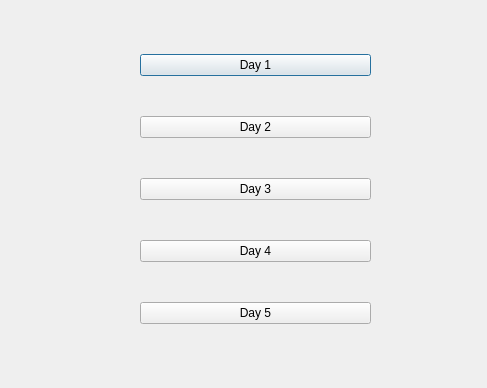
Above: dailysales.ui from shanesuss/CS1C-2016-Bulk-Club before the change. Below: the same form after it.
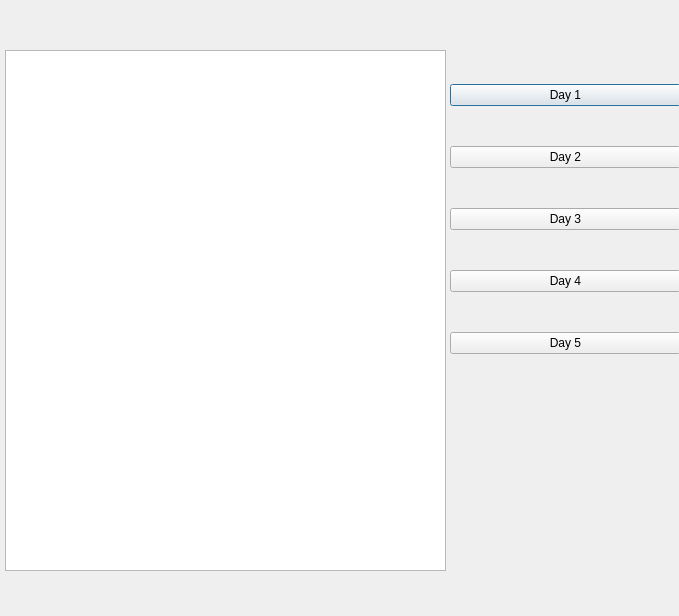
That is the form after the change.

The edit to the form file:
```diff
--- a/dailysales.ui
+++ b/dailysales.ui
@@ -6,18 +6,18 @@
    <rect>
     <x>0</x>
     <y>0</y>
-    <width>487</width>
-    <height>388</height>
+    <width>679</width>
+    <height>616</height>
    </rect>
   </property>
   <property name="windowTitle">
    <string>Dialog</string>
   </property>
-  <widget class="QWidget" name="">
+  <widget class="QWidget" name="layoutWidget">
    <property name="geometry">
     <rect>
-     <x>140</x>
-     <y>20</y>
+     <x>450</x>
+     <y>50</y>
      <width>231</width>
      <height>341</height>
     </rect>
@@ -60,6 +60,16 @@
     </item>
    </layout>
   </widget>
+  <widget class="QTextBrowser" name="textBrowser">
+   <property name="geometry">
+    <rect>
+     <x>5</x>
+     <y>50</y>
+     <width>441</width>
+     <height>521</height>
+    </rect>
+   </property>
+  </widget>
  </widget>
  <resources/>
  <connections/>
```
